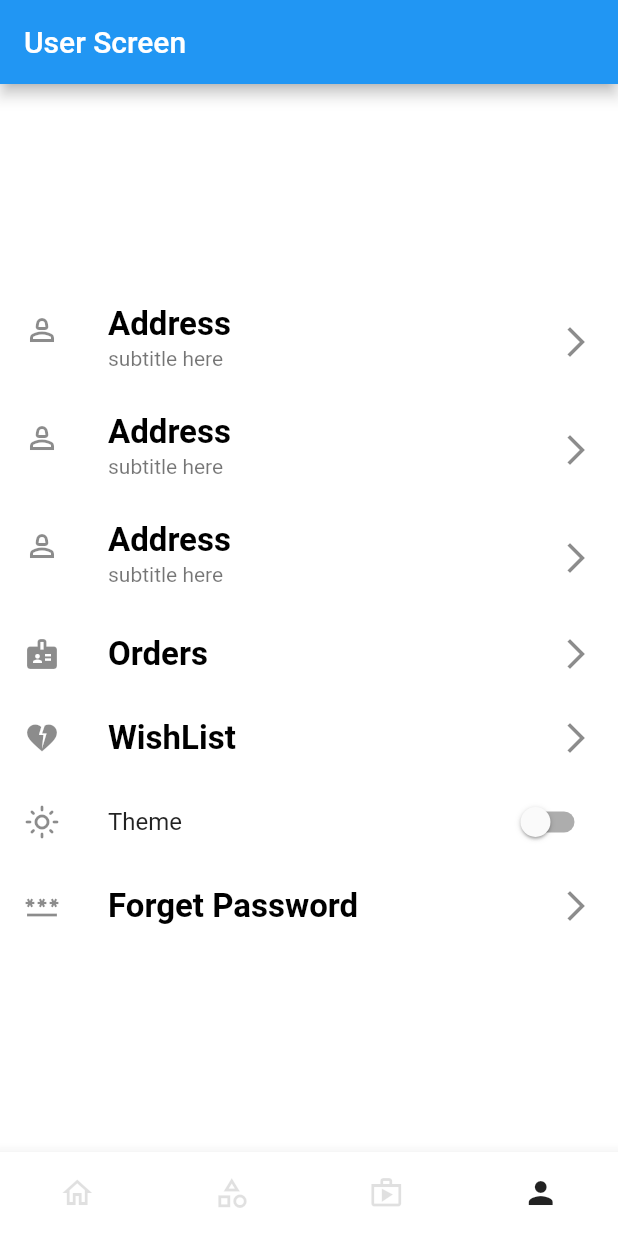
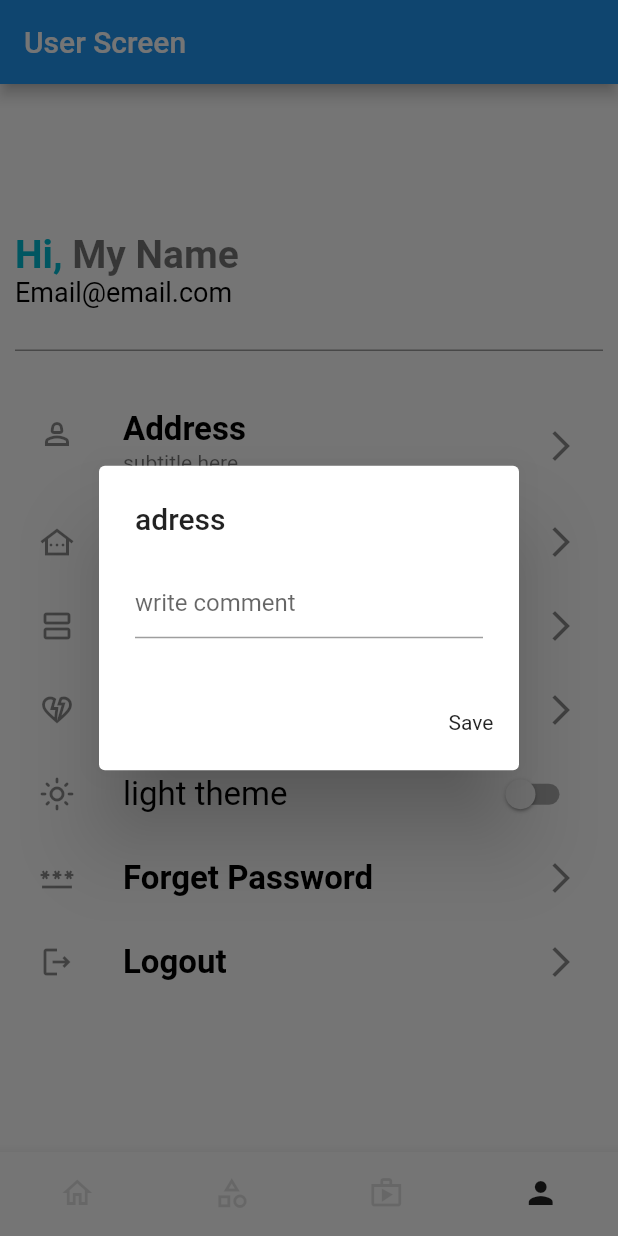
Before and after one commit to saeedBark/grocey-app, a Flutter app: the screen it shows after launch, item 4 of the bottom bar chosen, after a tap on "Address", on a phone screen of 412 x 824 dp. Run offline on Flutter 3.47's test engine with Material 2 defaults, Android fonts, the phone set to English and light mode, and no system bars; our stand-ins replace shared_preferences; missing offline and left inert: shared_preferences_web.

Commit message:
add user view

```diff
--- a/lib/screens/user.dart
+++ b/lib/screens/user.dart
@@ -1,3 +1,4 @@
+import 'package:flutter/gestures.dart';
 import 'package:flutter/material.dart';
 import 'package:flutter/src/widgets/placeholder.dart';
 import 'package:provider/provider.dart';
@@ -20,15 +21,48 @@ class _UserScreenState extends State<UserScreen> {
     return Scaffold(
         body: Center(
       child: SingleChildScrollView(
+        child: Padding(
+          padding: const EdgeInsets.all(10.0),
           child: Column(
+            crossAxisAlignment: CrossAxisAlignment.start,
             children: [
-            _ListTile(
-              title: 'Address',
+              RichText(
+                text: TextSpan(
+                  text: 'Hi, ',
+                  style: const TextStyle(
+                    color: Colors.cyan,
+                    fontSize: 26,
+                    fontWeight: FontWeight.bold,
+                  ),
+                  children: <TextSpan>[
+                    TextSpan(
+                        text: 'My Name',
+                        style: const TextStyle(
+                          fontSize: 26,
+                          color: Colors.black54,
+                          fontWeight: FontWeight.w600,
+                        ),
+                        recognizer: TapGestureRecognizer()
+                          ..onTap = () {
+                            print('My name is pressed');
+                          }),
+                  ],
+                ),
+              ),
+              TextWidget(
+                text: 'Email@email.com',
                 color: color,
-              subTitle: 'subtitle here',
-              leading: Icons.person_2_outlined,
-              trailing: Icons.arrow_forward_ios,
-              onTap: () {},
+                fontSize: 18,
+              ),
+              const SizedBox(
+                height: 20,
+              ),
+              const Divider(
+                thickness: 1,
+                color: Colors.grey,
+              ),
+              const SizedBox(
+                height: 20,
               ),
               _ListTile(
                 title: 'Address',
@@ -36,32 +70,49 @@ class _UserScreenState extends State<UserScreen> {
                 subTitle: 'subtitle here',
                 leading: Icons.person_2_outlined,
                 trailing: Icons.arrow_forward_ios,
-              onTap: () {},
+                onTap: () => showDialog(
+                  context: context,
+                  builder: (context) {
+                    return AlertDialog(
+                      title: const Text('adress'),
+                      content: TextFormField(
+                        decoration:
+                            const InputDecoration(hintText: 'write comment'),
+                      ),
+                      actions: [
+                        IconButton(onPressed: () {}, icon: Text('Save'))
+                      ],
+                    );
+                  },
+                ),
               ),
               _ListTile(
-              title: 'Address',
+                title: 'Others',
                 color: color,
-              subTitle: 'subtitle here',
-              leading: Icons.person_2_outlined,
+                leading: Icons.other_houses_outlined,
                 trailing: Icons.arrow_forward_ios,
                 onTap: () {},
               ),
               _ListTile(
-              title: 'Orders',
+                title: 'Viewed',
                 color: color,
-              leading: Icons.badge,
+                leading: Icons.view_agenda_outlined,
                 trailing: Icons.arrow_forward_ios,
                 onTap: () {},
               ),
               _ListTile(
                 title: 'WishList',
                 color: color,
-              leading: Icons.heart_broken,
+                leading: Icons.heart_broken_outlined,
                 trailing: Icons.arrow_forward_ios,
                 onTap: () {},
               ),
               SwitchListTile(
-              title: const Text('Theme'),
+                title: TextWidget(
+                  text: themeState.getDarkTheme ? 'dark Theme' : 'light theme',
+                  color: color,
+                  fontSize: 22,
+                ),
                 secondary: Icon(themeState.getDarkTheme
                     ? Icons.dark_mode_outlined
                     : Icons.light_mode_outlined),
@@ -77,7 +128,15 @@ class _UserScreenState extends State<UserScreen> {
                 trailing: Icons.arrow_forward_ios,
                 onTap: () {},
               ),
+              _ListTile(
+                title: 'Logout',
+                color: color,
+                leading: Icons.logout_outlined,
+                trailing: Icons.arrow_forward_ios,
+                onTap: () {},
+              ),
             ],
+          ),
         ),
       ),
     ));
```
Lines whose indentation alone changed are shown as unchanged.
